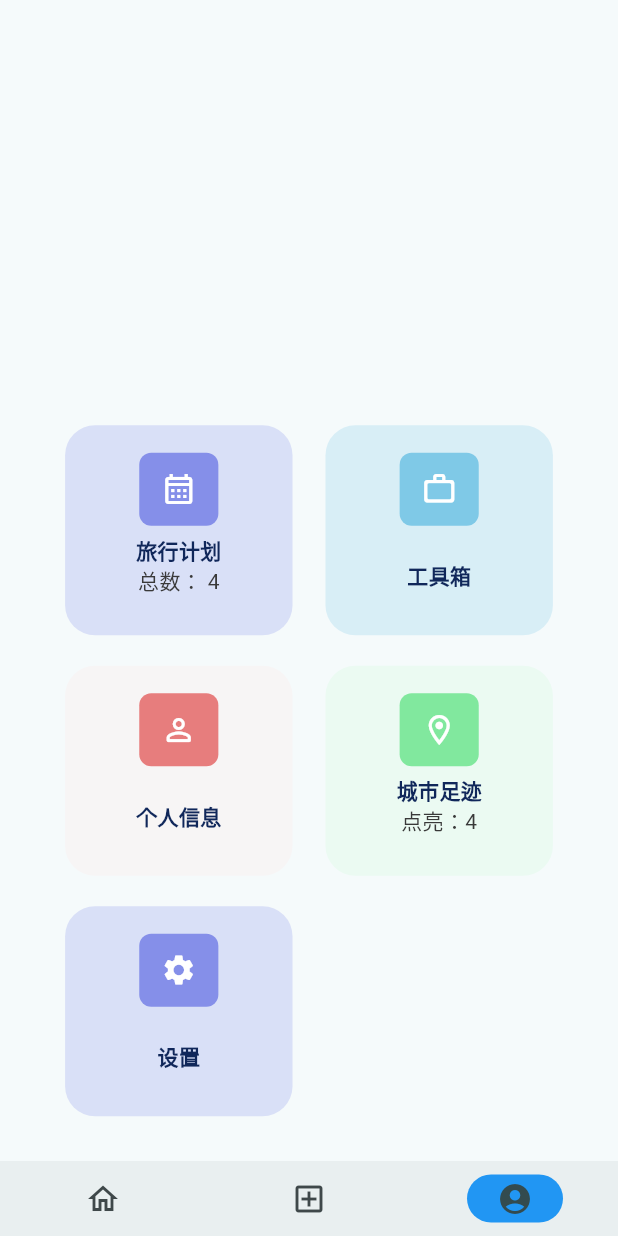
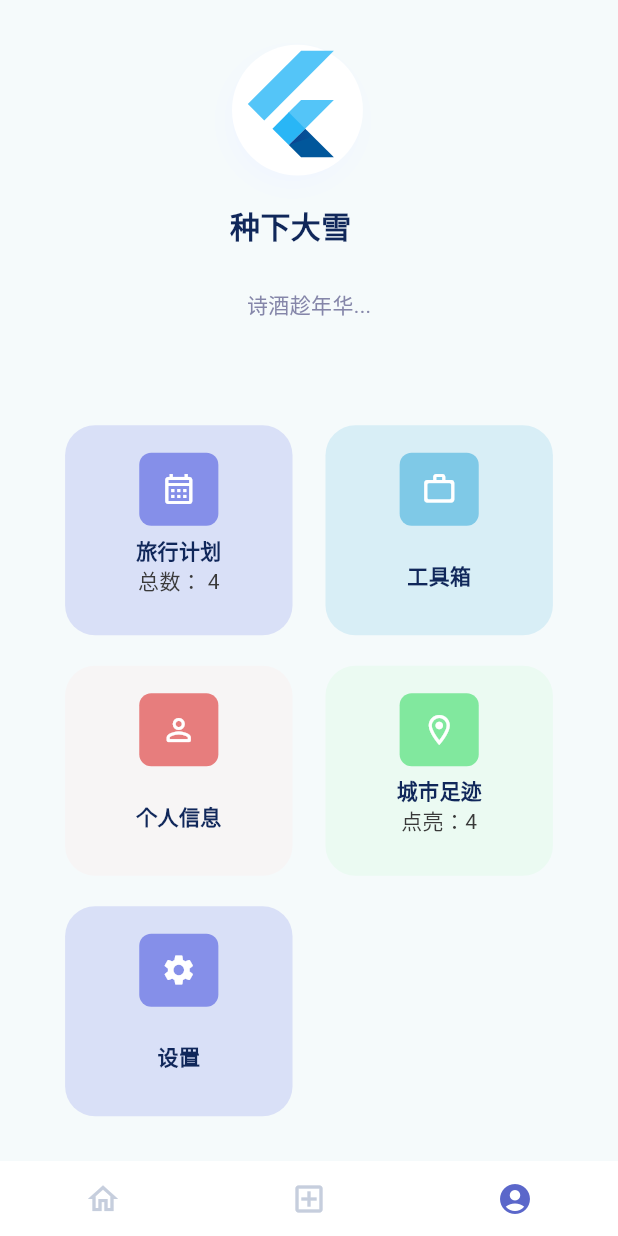
Before and after one commit to plantSnow/Pirt, a Flutter app: the screen it shows after launch, item 3 of the bottom bar chosen, after a tap on "设置", on a phone screen of 412 x 824 dp. Run offline on Flutter 3.47's test engine with Material 3 defaults, Android fonts, the phone set to English and light mode, and no system bars.

Commit message:
7.24停电了

```diff
--- a/lib/main.dart
+++ b/lib/main.dart
@@ -1,12 +1,6 @@
 import 'package:flutter/material.dart';
-import 'package:pirt/pages/add_plan_page.dart';
-import 'package:pirt/pages/new_plan_page.dart';
-import 'package:pirt/widgets/HomePage/bottom_tab.dart';
-import 'package:pirt/widgets/UserPage/setting_button.dart';
-import 'package:pirt/widgets/HomePage/navigation_bar.dart';
-// import 'pages/splash_page.dart';
-// import 'pages/add_plan_page.dart';
-// import 'package:pirt/widgets/HomePage/bottom_tab.dart';
+import 'pages/add_plan_page.dart';
+import 'widgets/HomePage/navigation_bar.dart';
 
 void main() {
   runApp(const MyApp());
@@ -26,7 +20,7 @@ class MyApp extends StatelessWidget {
       ),
       // 导航路径注册
       routes: {
-        "/": (context) => const NavigationExample(), //默认主界面
+        "/": (context) => const MyNavigation(), //默认主界面
         "add_plan_page": (context) => const AddPlan(),
       },
     );
--- a/lib/pages/new_plan_page.dart
+++ b/lib/pages/first_page.dart
@@ -1,8 +1,8 @@
 // 暂时弃用 启动页用图片实现 这个界面不知道什么时候用得到 maybe新建的打开页？
 import 'package:flutter/material.dart';
 
-class NewPlanPage extends StatelessWidget {
-  const NewPlanPage({super.key});
+class FistEnterPage extends StatelessWidget {
+  const FistEnterPage({super.key});
 
   @override
   Widget build(BuildContext context) {
@@ -34,7 +34,7 @@ class NewPlanPage extends StatelessWidget {
                 height: 60,
                 child: ElevatedButton(
                     onPressed: () {
-                      Navigator.pushNamed(context, "add_plan_page");
+                      Navigator.pushNamed(context, "/");
                     },
                     style: ElevatedButton.styleFrom(
                       backgroundColor: const Color.fromARGB(255, 41, 60, 153),
--- a/lib/pages/user_page.dart
+++ b/lib/pages/user_page.dart
@@ -1,5 +1,6 @@
 import 'package:flutter/material.dart';
 import '../widgets/UserPage/setting_button.dart';
+import '../widgets/UserPage/user_photo.dart';
 
 class User extends StatelessWidget {
   const User({super.key});
@@ -17,6 +18,7 @@ class User extends StatelessWidget {
           // TODO: 留给头像框和个性签名的 SizedBox, 排版基本已经完成
           SizedBox(
             height: (250/812)*screenHeight,
+            child: const UserPhoto(),
           ),
           // 按钮排列, 没有使用 GridView, 没必要
           Row(
--- a/lib/widgets/HomePage/navigation_bar.dart
+++ b/lib/widgets/HomePage/navigation_bar.dart
@@ -1,19 +1,28 @@
 import 'package:flutter/material.dart';
 import '/pages/home_page.dart';
 import '/pages/user_page.dart';
-import '/pages/new_plan_page.dart';
 
 // import '/my_icons.dart';
 
-class NavigationExample extends StatefulWidget {
-  const NavigationExample({super.key});
+class MyNavigation extends StatefulWidget {
+  const MyNavigation({super.key});
 
   @override
-  State<NavigationExample> createState() => _NavigationExampleState();
+  State<MyNavigation> createState() => _MyNavigationState();
 }
 
-class _NavigationExampleState extends State<NavigationExample> {
-  int currentPageIndex = 0;
+class _MyNavigationState extends State<MyNavigation> {
+  int _currentPageIndex = 0;
+  final List _pageList = [
+    // Homepage
+    // TODO: 后端传入参数
+      const HomePage(
+        info: '出行时间 - 2024/3/2\n距今还有 11 天\n目的地 - 广东/深圳\n天气： 获取中···',
+      ),
+      null,
+      // UserPage
+      const User(),
+  ];
 
   @override
   Widget build(BuildContext context) {
@@ -22,49 +31,57 @@ class _NavigationExampleState extends State<NavigationExample> {
         height: 50, //按钮高度
         elevation: 0, //按钮背景色高度
         labelBehavior: NavigationDestinationLabelBehavior.alwaysHide,
-        // backgroundColor: Colors.white,
+        backgroundColor: Colors.white,
         animationDuration: const Duration(milliseconds: 500),
         onDestinationSelected: (int index) {
           setState(() {
-            currentPageIndex = index;
+            if (index == 0 || index == 2) {
+              _currentPageIndex = index;
+            } else {
+              Navigator.pushNamed(context, "add_plan_page");
+            }
           });
         },
-        indicatorColor: Colors.blue,
+        indicatorColor: Colors.white,
         indicatorShape: const RoundedRectangleBorder(
           borderRadius: BorderRadius.all(Radius.circular(40)),
         ),
-        selectedIndex: currentPageIndex,
-        destinations: const <Widget>[
+        selectedIndex: _currentPageIndex,
+        destinations: const <Widget> [
           NavigationDestination(
-            selectedIcon: Icon(Icons.home),
-            icon: Icon(Icons.home_outlined),
+            selectedIcon: Icon(
+              Icons.home,
+              color: Color(0xff5b67ca),
+            ),
+            icon: Icon(
+              Icons.home_outlined,
+              color: Color(0xffc6cedd),
+            ),
             label: '首页',
           ),
           NavigationDestination(
-            selectedIcon: Icon(Icons.add_box),
-            icon: Icon(Icons.add_box_outlined),
+            selectedIcon: Icon(
+              Icons.add_box,
+              color: Color(0xff5b67ca),
+            ),
+            icon: Icon(
+              Icons.add_box_outlined,
+              color: Color(0xffc6cedd),
+            ),
             label: '新建',
           ),
           NavigationDestination(
-            selectedIcon: Icon(Icons.account_circle),
-            icon: Icon(Icons.account_circle_outlined),
+            selectedIcon: Icon(Icons.account_circle,
+              color: Color(0xff5b67ca),),
+            icon: Icon(
+              Icons.account_circle_outlined,
+              color: Color(0xffc6cedd),
+            ),
             label: '设置',
           ),
         ],
       ),
-      body: <Widget>[
-        /// Home page
-        const HomePage(
-          info: '出行时间 - 2024/3/2\n距今还有 11 天\n目的地 - 广东/深圳\n天气： 获取中···',
-        ),
-
-        /// newplan page
-        const NewPlanPage(),
-
-        const User()
-
-        /// setting page
-      ][currentPageIndex],
+      body: _pageList[_currentPageIndex],
     );
   }
 }
--- a/lib/widgets/HomePage/top_bar.dart
+++ b/lib/widgets/HomePage/top_bar.dart
@@ -26,7 +26,7 @@ class _TopBarState extends State<TopBar> {
       height: (114/812)*screenHeight,
       decoration: BoxDecoration(
         borderRadius: BorderRadius.circular(8),
-        border: Border.all(color: const Color(0xff0095ff), width: 1, ),//TODO: 颜色好丑, 谁能救救它Q_Q
+        border: Border.all(color: const Color(0xff0095ff), width: 1, ), // TODO: 颜色好丑, 谁能救救它Q_Q
         gradient: const LinearGradient(
           begin: Alignment.topCenter,
           end: Alignment.bottomCenter,
@@ -69,7 +69,7 @@ class _TopBarState extends State<TopBar> {
                           color: Colors.white,
                         ),
                         padding: const EdgeInsets.only(top: 1, bottom: 2, ),
-                        child: const Icon(Icons.person)
+                        child: const Icon(Icons.person)//Image.asset('assets\\images\\pirt_logo.png'),
                       ),
                     ),
                   ),
--- /dev/null
+++ b/lib/widgets/UserPage/user_photo.dart
@@ -0,0 +1,74 @@
+import 'package:flutter/material.dart';
+
+class UserPhoto extends StatelessWidget {
+  const UserPhoto({super.key});
+
+  @override
+  Widget build(BuildContext context) {
+    double screenHeight = MediaQuery.of(context).size.height;
+    double screenWidth = MediaQuery.of(context).size.width;
+    return SizedBox(
+      width: (100/375)*screenWidth,
+      height: (157/812)*screenHeight,
+      child: Stack(
+        children:[
+            Positioned.fill(
+              child: Align(
+                alignment: Alignment.topLeft,
+                child: Container(
+                  width: (86/375)*screenWidth,
+                  height: (86/812)*screenHeight,
+                  decoration: const BoxDecoration(
+                    shape: BoxShape.circle,
+                    boxShadow: [
+                        BoxShadow(
+                          color: Color(0xfff1f6ff),
+                          blurRadius: 13,
+                          offset: Offset(-3, 7),
+                        ),
+                    ],
+                    color: Colors.white,
+                  ),
+                ),
+          ),
+      ),
+      Positioned.fill(
+        child: Align(
+          alignment: Alignment.topLeft,
+          child: SizedBox(
+            width: (78/375)*screenWidth,
+            height: (78/812)*screenHeight,
+            child: const FlutterLogo(size: 78),
+          ),
+        ),
+      ),
+      Positioned(
+          left: (2/375)*screenWidth,
+          top: (104/812)*screenHeight,
+          child: const Text(
+              "种下大雪",
+              style: TextStyle(
+                  color: Color(0xff10275a),
+                  fontSize: 20,
+                  fontFamily: "Roboto",
+                  fontWeight: FontWeight.w700,
+              ),
+          ),
+      ),
+      const Positioned.fill(
+          child: Align(
+              alignment: Alignment(0, 0.4),
+              child: Text(
+                  "诗酒趁年华...",
+                  style: TextStyle(
+                      color: Color(0xff8586a9),
+                      fontSize: 14,
+                  ),
+              ),
+          ),
+        ),
+      ],
+    ),
+  );
+  }
+}
```
Also changed, not shown: lib/widgets/HomePage/bottom_tab.dart (deleted, +0 -131 lines), pubspec.lock.
